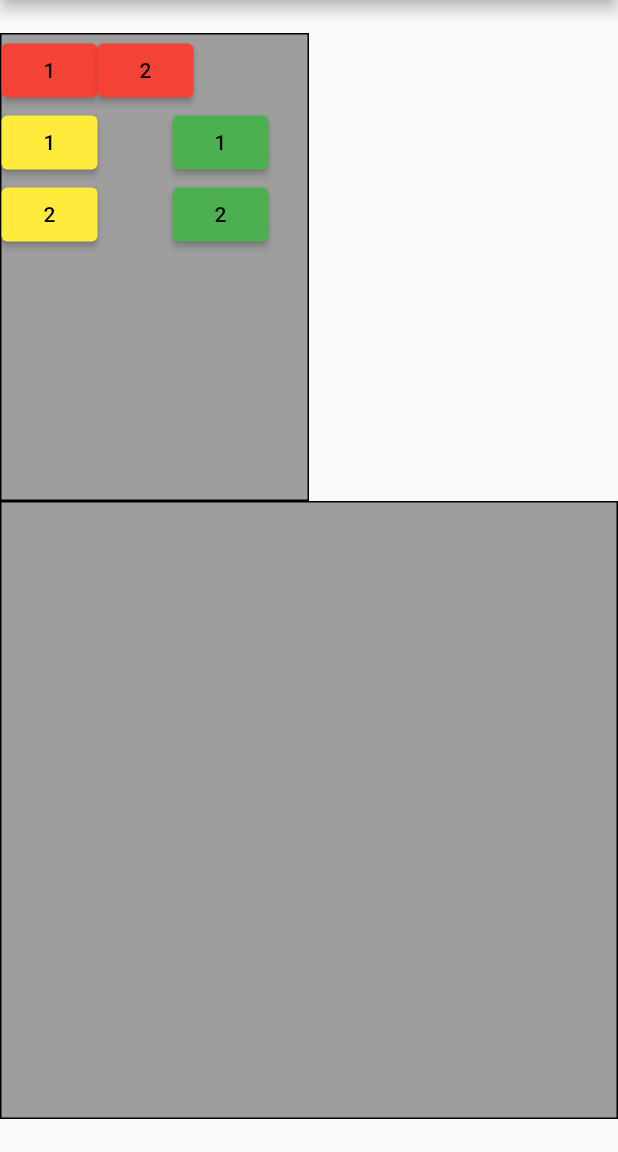
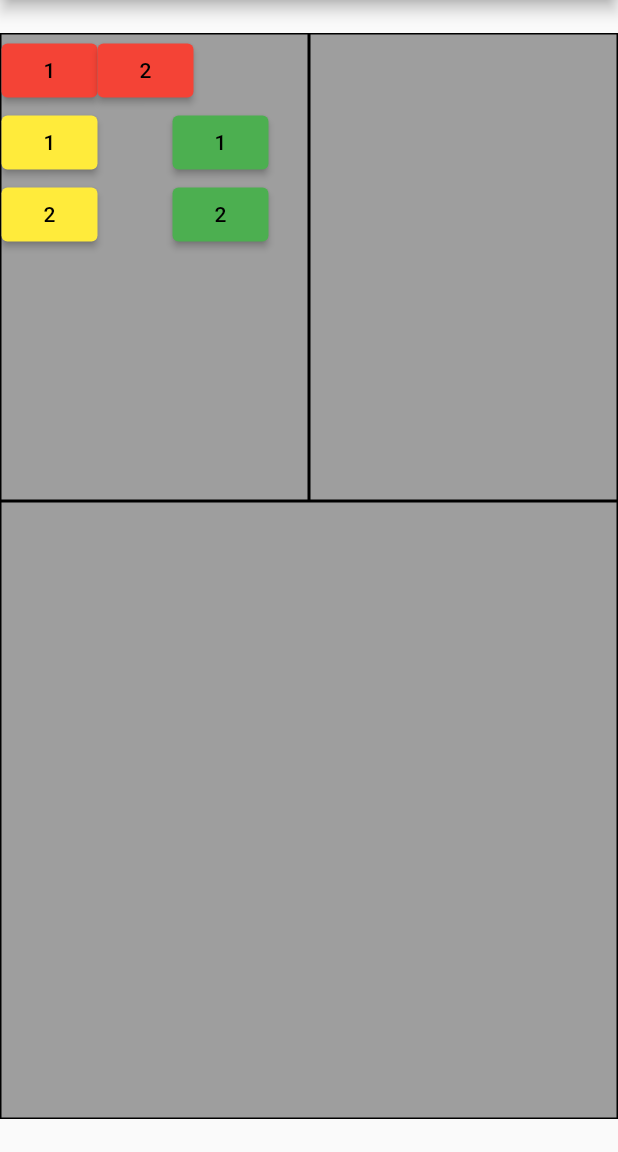
Before and after one commit to FUNuage/KeyboardUSA_Flutter, a Flutter app: the screen it shows after launch, on a phone screen of 412 x 824 dp, the part 84-1236 px from its top. Run offline on Flutter 3.47's test engine with Material 2 defaults, Android fonts, the phone set to English and light mode, and no system bars.

Commit message:
cleaning up

```diff
--- a/lib/bottom_panel.dart
+++ b/lib/bottom_panel.dart
@@ -0,0 +1,15 @@
+import 'package:flutter/material.dart';
+
+class BottomPanel extends StatelessWidget {
+  //const Question({Key? key}) : super(key: key);
+
+  @override
+  Widget build(BuildContext context) {
+    return Container(
+      width: MediaQuery.of(context).size.width,
+      height: MediaQuery.of(context).size.height / 2,
+      decoration: BoxDecoration(
+          border: Border.all(color: Colors.black), color: Colors.grey),
+    );
+  }
+}
--- a/lib/main.dart
+++ b/lib/main.dart
@@ -1,6 +1,8 @@
 import 'package:flutter/material.dart';
 
 import 'top_left_panel.dart';
+import 'top_right_panel.dart';
+import 'bottom_panel.dart';
 
 void main() {
   runApp(const MyApp());
@@ -49,14 +51,10 @@ class _MyHomePageState extends State<MyHomePage> {
             Row(
               children: <Widget>[
                 TopLeftPanel(),
+                TopRightPanel(),
               ],
             ),
-            Container(
-              width: MediaQuery.of(context).size.width,
-              height: MediaQuery.of(context).size.height / 2,
-              decoration: BoxDecoration(
-                  border: Border.all(color: Colors.black), color: Colors.grey),
-            ),
+            BottomPanel()
           ],
         ),
       ),
--- a/lib/top_right_panel.dart
+++ b/lib/top_right_panel.dart
@@ -0,0 +1,15 @@
+import 'package:flutter/material.dart';
+
+class TopRightPanel extends StatelessWidget {
+  //const Question({Key? key}) : super(key: key);
+
+  @override
+  Widget build(BuildContext context) {
+    return Container(
+      width: MediaQuery.of(context).size.width / 2,
+      height: MediaQuery.of(context).size.height / 2 - 100,
+      decoration: BoxDecoration(
+          border: Border.all(color: Colors.black), color: Colors.grey),
+    );
+  }
+}
```
